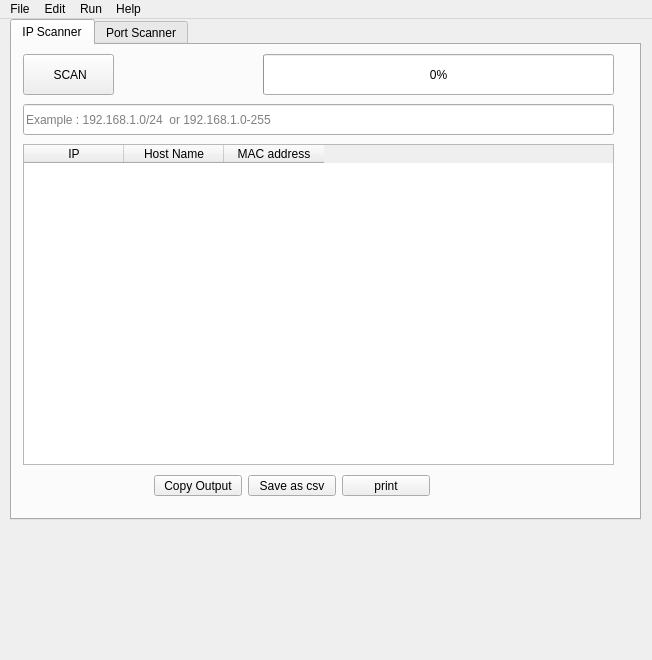
Old version of the form Network Scanner.ui in the repository HamzaOPLEX/NetworkScaner-PyQt5.
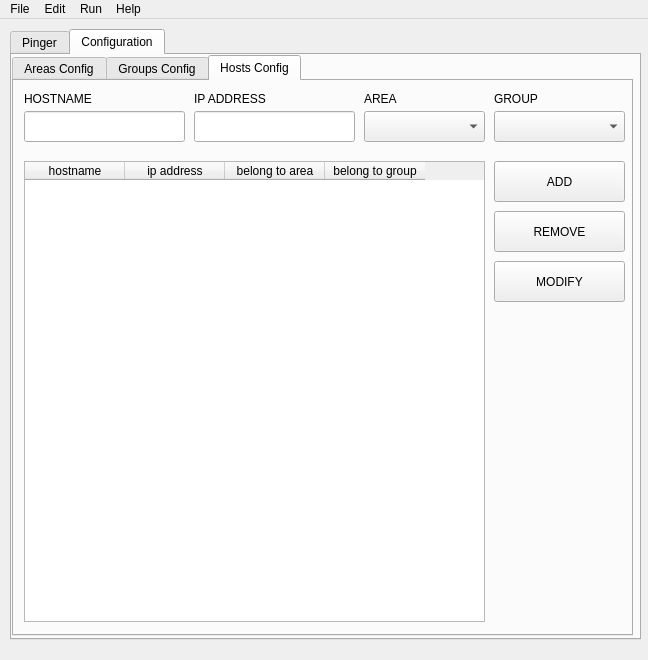
New version of the form. The open tabs and pages were chosen to show the change. Icons and pictures are not drawn.

The edit to the form file:
```diff
--- a/Network Scanner.ui
+++ b/Network Scanner.ui
@@ -6,15 +6,27 @@
    <rect>
     <x>0</x>
     <y>0</y>
-    <width>652</width>
+    <width>648</width>
     <height>660</height>
    </rect>
   </property>
+  <property name="minimumSize">
+   <size>
+    <width>648</width>
+    <height>660</height>
+   </size>
+  </property>
+  <property name="maximumSize">
+   <size>
+    <width>648</width>
+    <height>660</height>
+   </size>
+  </property>
   <property name="windowTitle">
    <string>MainWindow</string>
   </property>
   <property name="autoFillBackground">
-   <bool>true</bool>
+   <bool>false</bool>
   </property>
   <property name="styleSheet">
    <string notr="true">/* ---------------------------------------------------------------------------
@@ -2201,20 +2213,20 @@
     <property name="geometry">
      <rect>
       <x>10</x>
-      <y>0</y>
+      <y>10</y>
       <width>631</width>
-      <height>501</height>
+      <height>611</height>
      </rect>
     </property>
     <property name="autoFillBackground">
-     <bool>true</bool>
+     <bool>false</bool>
     </property>
     <property name="currentIndex">
-     <number>0</number>
+     <number>1</number>
     </property>
-    <widget class="QWidget" name="tab_3">
+    <widget class="QWidget" name="Ping_tab">
      <attribute name="title">
-      <string>IP Scanner</string>
+      <string>Pinger</string>
      </attribute>
      <widget class="QPushButton" name="ScanButtonIPscanner">
       <property name="geometry">
@@ -2226,7 +2238,7 @@
        </rect>
       </property>
       <property name="text">
-       <string> SCAN</string>
+       <string>START</string>
       </property>
       <property name="icon">
        <iconset>
@@ -2257,12 +2269,22 @@
      <widget class="QTableWidget" name="tableWidget">
       <property name="geometry">
        <rect>
-        <x>11</x>
-        <y>99</y>
+        <x>10</x>
+        <y>110</y>
         <width>591</width>
-        <height>321</height>
+        <height>431</height>
        </rect>
       </property>
+      <column>
+       <property name="text">
+        <string>Area</string>
+       </property>
+      </column>
+      <column>
+       <property name="text">
+        <string>Group</string>
+       </property>
+      </column>
       <column>
        <property name="text">
         <string>IP</string>
@@ -2270,27 +2292,9 @@
       </column>
       <column>
        <property name="text">
-        <string>Host Name</string>
+        <string>Status</string>
        </property>
       </column>
-      <column>
-       <property name="text">
-        <string>MAC address</string>
-       </property>
-      </column>
-     </widget>
-     <widget class="QLineEdit" name="lineEdit">
-      <property name="geometry">
-       <rect>
-        <x>11</x>
-        <y>59</y>
-        <width>591</width>
-        <height>31</height>
-       </rect>
-      </property>
-      <property name="placeholderText">
-       <string>Example : 192.168.1.0/24  or 192.168.1.0-255</string>
-      </property>
      </widget>
      <widget class="QPushButton" name="PauseBottonIPscanner">
       <property name="enabled">
@@ -2336,9 +2340,9 @@
      <widget class="QProgressBar" name="progressBar">
       <property name="geometry">
        <rect>
-        <x>251</x>
-        <y>9</y>
-        <width>351</width>
+        <x>10</x>
+        <y>60</y>
+        <width>591</width>
         <height>41</height>
        </rect>
       </property>
@@ -2346,278 +2350,364 @@
        <number>0</number>
       </property>
      </widget>
-     <widget class="QWidget" name="layoutWidget">
-      <property name="geometry">
-       <rect>
-        <x>140</x>
-        <y>430</y>
-        <width>278</width>
-        <height>23</height>
-       </rect>
-      </property>
-      <layout class="QHBoxLayout" name="horizontalLayout"/>
-     </widget>
-     <widget class="QPushButton" name="pushButton_12">
-      <property name="geometry">
-       <rect>
-        <x>330</x>
-        <y>430</y>
-        <width>88</width>
-        <height>21</height>
-       </rect>
-      </property>
-      <property name="text">
-       <string>print</string>
-      </property>
-     </widget>
-     <widget class="QPushButton" name="pushButton_5">
-      <property name="geometry">
-       <rect>
-        <x>142</x>
-        <y>430</y>
-        <width>88</width>
-        <height>21</height>
-       </rect>
-      </property>
-      <property name="text">
-       <string>Copy Output</string>
-      </property>
-     </widget>
      <widget class="QPushButton" name="pushButton_11">
       <property name="geometry">
        <rect>
-        <x>236</x>
-        <y>430</y>
-        <width>88</width>
+        <x>200</x>
+        <y>550</y>
+        <width>181</width>
         <height>21</height>
        </rect>
       </property>
       <property name="text">
-       <string>Save as csv</string>
+       <string>SAVE AS EXCEL FILE</string>
       </property>
      </widget>
-    </widget>
-    <widget class="QWidget" name="tab_4">
-     <attribute name="title">
-      <string>Port Scanner</string>
-     </attribute>
-     <widget class="QPushButton" name="ScanBtnPortScanner">
+     <widget class="QComboBox" name="comboBox">
       <property name="geometry">
        <rect>
-        <x>10</x>
+        <x>320</x>
         <y>10</y>
-        <width>91</width>
+        <width>281</width>
         <height>41</height>
        </rect>
       </property>
-      <property name="toolTip">
-       <string>Press To Start Scanning</string>
-      </property>
-      <property name="autoFillBackground">
-       <bool>true</bool>
-      </property>
+      <item>
+       <property name="text">
+        <string>*</string>
+       </property>
+      </item>
+      <item>
+       <property name="text">
+        <string>GROUP NAME 01</string>
+       </property>
+      </item>
+      <item>
       <property name="text">
-       <string> SCAN</string>
-      </property>
-      <property name="icon">
-       <iconset>
-        <normaloff>start.png</normaloff>start.png</iconset>
+        <string>GROUP NAME 02</string>
+       </property>
+      </item>
+     </widget>
+    </widget>
+    <widget class="QWidget" name="config_tab">
+     <attribute name="title">
+      <string>Configuration</string>
+     </attribute>
+     <widget class="QTabWidget" name="tabWidget_2">
+      <property name="geometry">
+       <rect>
+        <x>0</x>
+        <y>0</y>
+        <width>621</width>
+        <height>581</height>
+       </rect>
       </property>
-      <property name="iconSize">
-       <size>
-        <width>30</width>
-        <height>30</height>
-       </size>
+      <property name="currentIndex">
+       <number>1</number>
       </property>
-      <property name="shortcut">
-       <string>Shift+S</string>
-      </property>
-      <property name="checkable">
-       <bool>false</bool>
-      </property>
-      <property name="autoDefault">
-       <bool>false</bool>
-      </property>
-      <property name="default">
-       <bool>false</bool>
-      </property>
-      <property name="flat">
-       <bool>false</bool>
-      </property>
-     </widget>
-     <widget class="QTableWidget" name="tableWidget_2">
+      <widget class="QWidget" name="Areas_Config">
+       <attribute name="title">
+        <string>Areas Config</string>
+       </attribute>
+       <widget class="QListWidget" name="listWidget">
+        <property name="geometry">
+         <rect>
+          <x>10</x>
+          <y>60</y>
+          <width>461</width>
+          <height>481</height>
+         </rect>
+        </property>
+       </widget>
+       <widget class="QPushButton" name="pushButton">
+        <property name="geometry">
+         <rect>
+          <x>480</x>
+          <y>60</y>
+          <width>131</width>
+          <height>41</height>
+         </rect>
+        </property>
+        <property name="text">
+         <string>ADD</string>
+        </property>
+       </widget>
+       <widget class="QPushButton" name="pushButton_2">
+        <property name="geometry">
+         <rect>
+          <x>480</x>
+          <y>110</y>
+          <width>131</width>
+          <height>41</height>
+         </rect>
+        </property>
+        <property name="text">
+         <string>REMOVE</string>
+        </property>
+       </widget>
+       <widget class="QPushButton" name="pushButton_3">
       <property name="geometry">
        <rect>
+          <x>480</x>
+          <y>160</y>
+          <width>131</width>
+          <height>41</height>
+         </rect>
+        </property>
+        <property name="text">
+         <string>MODIFY</string>
+        </property>
+       </widget>
+       <widget class="QLineEdit" name="lineEdit">
+        <property name="geometry">
+         <rect>
         <x>10</x>
-        <y>100</y>
-        <width>591</width>
-        <height>321</height>
-       </rect>
-      </property>
-      <property name="autoFillBackground">
-       <bool>true</bool>
-      </property>
-      <column>
-       <property name="text">
-        <string>IP</string>
-       </property>
-      </column>
-      <column>
+          <y>10</y>
+          <width>461</width>
+          <height>41</height>
+         </rect>
+        </property>
+        <property name="placeholderText">
+         <string>Enter the area name here</string>
+        </property>
+       </widget>
+      </widget>
+      <widget class="QWidget" name="Groups_config">
+       <attribute name="title">
+        <string>Groups Config</string>
+       </attribute>
+       <widget class="QPushButton" name="pushButton_4">
+        <property name="geometry">
+         <rect>
+          <x>480</x>
+          <y>160</y>
+          <width>131</width>
+          <height>41</height>
+         </rect>
+        </property>
        <property name="text">
-        <string>Host Name</string>
-       </property>
-      </column>
-      <column>
+         <string>MODIFY</string>
+        </property>
+       </widget>
+       <widget class="QPushButton" name="pushButton_5">
+        <property name="geometry">
+         <rect>
+          <x>480</x>
+          <y>110</y>
+          <width>131</width>
+          <height>41</height>
+         </rect>
+        </property>
        <property name="text">
-        <string>MAC address</string>
-       </property>
-      </column>
-      <column>
+         <string>REMOVE</string>
+        </property>
+       </widget>
+       <widget class="QPushButton" name="pushButton_6">
+        <property name="geometry">
+         <rect>
+          <x>480</x>
+          <y>60</y>
+          <width>131</width>
+          <height>41</height>
+         </rect>
+        </property>
        <property name="text">
-        <string>OPEN PORTS</string>
-       </property>
-      </column>
+         <string>ADD</string>
+        </property>
      </widget>
      <widget class="QLineEdit" name="lineEdit_2">
       <property name="geometry">
        <rect>
         <x>10</x>
-        <y>60</y>
-        <width>591</width>
-        <height>31</height>
-       </rect>
-      </property>
-      <property name="autoFillBackground">
-       <bool>true</bool>
-      </property>
-      <property name="placeholderText">
-       <string>Example : 192.168.1.200</string>
-      </property>
-     </widget>
-     <widget class="QPushButton" name="PauseBtnPortScanner">
-      <property name="enabled">
-       <bool>true</bool>
-      </property>
-      <property name="geometry">
-       <rect>
-        <x>110</x>
         <y>10</y>
-        <width>88</width>
+          <width>461</width>
         <height>41</height>
        </rect>
       </property>
-      <property name="toolTip">
-       <string>Press To Stop Scanning</string>
-      </property>
-      <property name="autoFillBackground">
-       <bool>true</bool>
-      </property>
-      <property name="styleSheet">
-       <string notr="true"/>
-      </property>
       <property name="text">
        <string/>
       </property>
-      <property name="icon">
-       <iconset>
-        <normaloff>pause.png</normaloff>pause.png</iconset>
-      </property>
-      <property name="iconSize">
-       <size>
-        <width>30</width>
-        <height>30</height>
-       </size>
-      </property>
-      <property name="shortcut">
-       <string>Shift+P</string>
-      </property>
-      <property name="checkable">
-       <bool>false</bool>
-      </property>
-      <property name="checked">
-       <bool>false</bool>
-      </property>
-      <property name="flat">
-       <bool>true</bool>
-      </property>
-     </widget>
-     <widget class="QProgressBar" name="progressBar_2">
+        <property name="placeholderText">
+         <string>Enter the group name here</string>
+        </property>
+       </widget>
+       <widget class="QListWidget" name="listWidget_2">
+        <property name="geometry">
+         <rect>
+          <x>10</x>
+          <y>60</y>
+          <width>461</width>
+          <height>481</height>
+         </rect>
+        </property>
+       </widget>
+      </widget>
+      <widget class="QWidget" name="Hosts_Config">
+       <attribute name="title">
+        <string>Hosts Config</string>
+       </attribute>
+       <widget class="QTableWidget" name="tableWidget_2">
+        <property name="geometry">
+         <rect>
+          <x>10</x>
+          <y>80</y>
+          <width>461</width>
+          <height>461</height>
+         </rect>
+        </property>
+        <column>
+         <property name="text">
+          <string>hostname</string>
+         </property>
+        </column>
+        <column>
+         <property name="text">
+          <string>ip address</string>
+         </property>
+        </column>
+        <column>
+         <property name="text">
+          <string>belong to area</string>
+         </property>
+        </column>
+        <column>
+         <property name="text">
+          <string>belong to group</string>
+         </property>
+        </column>
+       </widget>
+       <widget class="QPushButton" name="pushButton_7">
       <property name="geometry">
        <rect>
-        <x>250</x>
-        <y>10</y>
-        <width>351</width>
+          <x>480</x>
+          <y>180</y>
+          <width>131</width>
         <height>41</height>
        </rect>
       </property>
-      <property name="autoFillBackground">
-       <bool>true</bool>
-      </property>
-      <property name="value">
-       <number>0</number>
-      </property>
-     </widget>
-     <widget class="QWidget" name="layoutWidget">
+        <property name="text">
+         <string>MODIFY</string>
+        </property>
+       </widget>
+       <widget class="QPushButton" name="pushButton_8">
+        <property name="geometry">
+         <rect>
+          <x>480</x>
+          <y>130</y>
+          <width>131</width>
+          <height>41</height>
+         </rect>
+        </property>
+        <property name="text">
+         <string>REMOVE</string>
+        </property>
+       </widget>
+       <widget class="QPushButton" name="pushButton_9">
       <property name="geometry">
        <rect>
-        <x>146</x>
-        <y>430</y>
-        <width>278</width>
-        <height>23</height>
-       </rect>
-      </property>
-      <property name="autoFillBackground">
-       <bool>true</bool>
-      </property>
-      <layout class="QHBoxLayout" name="horizontalLayout_3"/>
-     </widget>
-     <widget class="QPushButton" name="pushButton_22">
+          <x>480</x>
+          <y>80</y>
+          <width>131</width>
+          <height>41</height>
+         </rect>
+        </property>
+        <property name="text">
+         <string>ADD</string>
+        </property>
+       </widget>
+       <widget class="QLineEdit" name="lineEdit_3">
       <property name="geometry">
        <rect>
-        <x>241</x>
-        <y>431</y>
-        <width>88</width>
-        <height>21</height>
-       </rect>
-      </property>
-      <property name="autoFillBackground">
-       <bool>true</bool>
-      </property>
-      <property name="text">
-       <string>Save as csv</string>
-      </property>
-     </widget>
-     <widget class="QPushButton" name="pushButton_20">
+          <x>10</x>
+          <y>30</y>
+          <width>161</width>
+          <height>31</height>
+         </rect>
+        </property>
+       </widget>
+       <widget class="QLineEdit" name="lineEdit_4">
+        <property name="geometry">
+         <rect>
+          <x>180</x>
+          <y>30</y>
+          <width>161</width>
+          <height>31</height>
+         </rect>
+        </property>
+       </widget>
+       <widget class="QComboBox" name="comboBox_2">
+        <property name="geometry">
+         <rect>
+          <x>350</x>
+          <y>30</y>
+          <width>121</width>
+          <height>31</height>
+         </rect>
+        </property>
+       </widget>
+       <widget class="QComboBox" name="comboBox_3">
       <property name="geometry">
        <rect>
-        <x>147</x>
-        <y>431</y>
-        <width>88</width>
-        <height>21</height>
-       </rect>
-      </property>
-      <property name="autoFillBackground">
-       <bool>true</bool>
+          <x>480</x>
+          <y>30</y>
+          <width>131</width>
+          <height>31</height>
+         </rect>
+        </property>
+       </widget>
+       <widget class="QLabel" name="label">
+        <property name="geometry">
+         <rect>
+          <x>10</x>
+          <y>10</y>
+          <width>151</width>
+          <height>16</height>
+         </rect>
       </property>
       <property name="text">
-       <string>Copy Output</string>
-      </property>
-     </widget>
-     <widget class="QPushButton" name="pushButton_21">
+         <string>HOSTNAME</string>
+        </property>
+       </widget>
+       <widget class="QLabel" name="label_2">
       <property name="geometry">
        <rect>
-        <x>335</x>
-        <y>431</y>
-        <width>88</width>
-        <height>21</height>
-       </rect>
-      </property>
-      <property name="autoFillBackground">
-       <bool>true</bool>
-      </property>
+          <x>180</x>
+          <y>10</y>
+          <width>151</width>
+          <height>16</height>
+         </rect>
+        </property>
+        <property name="text">
+         <string>IP ADDRESS</string>
+        </property>
+       </widget>
+       <widget class="QLabel" name="label_3">
+        <property name="geometry">
+         <rect>
+          <x>350</x>
+          <y>10</y>
+          <width>121</width>
+          <height>16</height>
+         </rect>
+        </property>
       <property name="text">
-       <string>print</string>
-      </property>
+         <string>AREA</string>
+        </property>
+       </widget>
+       <widget class="QLabel" name="label_4">
+        <property name="geometry">
+         <rect>
+          <x>480</x>
+          <y>10</y>
+          <width>121</width>
+          <height>16</height>
+         </rect>
+        </property>
+        <property name="text">
+         <string>GROUP</string>
+        </property>
+       </widget>
+      </widget>
      </widget>
     </widget>
    </widget>
@@ -2627,7 +2717,7 @@
     <rect>
      <x>0</x>
      <y>0</y>
-     <width>652</width>
+     <width>648</width>
      <height>30</height>
     </rect>
    </property>
```
Left out of the diff: 64 changed lines with no effect on the pictures. Lines whose indentation alone changed are shown as unchanged.
